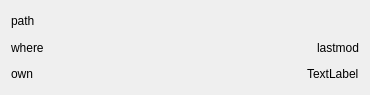
giacomogroppi/writernote-qt, file src/last_open/element/element_ui.ui: the form before one commit.
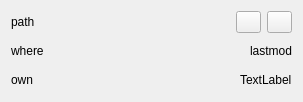
The form after the commit. Icons and pictures are not drawn.

Commit message: bug fix for load open and cloud download file

```diff
--- a/src/last_open/element/element_ui.ui
+++ b/src/last_open/element/element_ui.ui
@@ -6,14 +6,14 @@
    <rect>
     <x>0</x>
     <y>0</y>
-    <width>370</width>
-    <height>95</height>
+    <width>303</width>
+    <height>102</height>
    </rect>
   </property>
   <property name="maximumSize">
    <size>
     <width>16777215</width>
-    <height>95</height>
+    <height>102</height>
    </size>
   </property>
   <property name="windowTitle">
@@ -21,7 +21,7 @@
   </property>
   <layout class="QVBoxLayout" name="verticalLayout_2">
    <item>
-    <layout class="QVBoxLayout" name="verticalLayout">
+    <layout class="QHBoxLayout" name="horizontalLayout_3_path">
      <item>
       <widget class="QLabel" name="label_path">
        <property name="text">
@@ -30,6 +30,44 @@
       </widget>
      </item>
      <item>
+      <widget class="QPushButton" name="button_delete">
+       <property name="maximumSize">
+        <size>
+         <width>25</width>
+         <height>16777215</height>
+        </size>
+       </property>
+       <property name="text">
+        <string/>
+       </property>
+       <property name="icon">
+        <iconset resource="../../../writernote.qrc">
+         <normaloff>:/image/images/deleteCopyBook.png</normaloff>:/image/images/deleteCopyBook.png</iconset>
+       </property>
+      </widget>
+     </item>
+     <item>
+      <widget class="QPushButton" name="button_download">
+       <property name="maximumSize">
+        <size>
+         <width>25</width>
+         <height>16777215</height>
+        </size>
+       </property>
+       <property name="text">
+        <string/>
+       </property>
+       <property name="icon">
+        <iconset resource="../../../writernote.qrc">
+         <normaloff>:/image/images/download.png</normaloff>:/image/images/download.png</iconset>
+       </property>
+      </widget>
+     </item>
+    </layout>
+   </item>
+   <item>
+    <layout class="QVBoxLayout" name="verticalLayout">
+     <item>
       <layout class="QHBoxLayout" name="horizontalLayout">
        <item>
         <widget class="QLabel" name="label_where">
```
Left out of the diff: 4 changed lines with no effect on the pictures. The commit also changes 11 other files.
